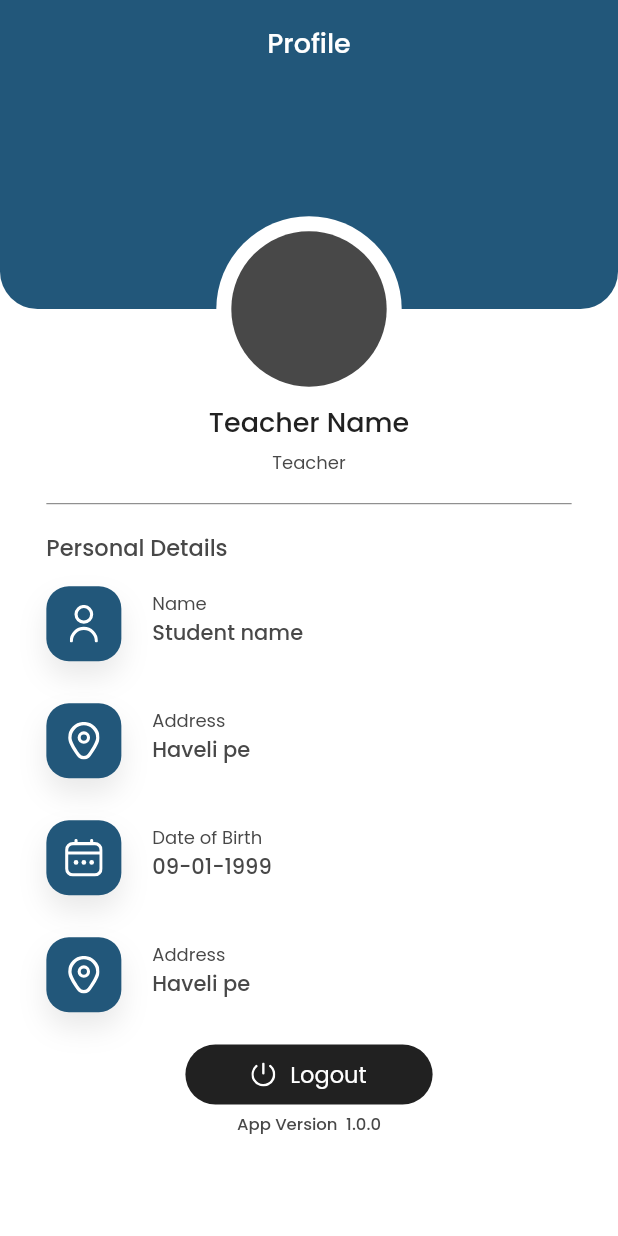
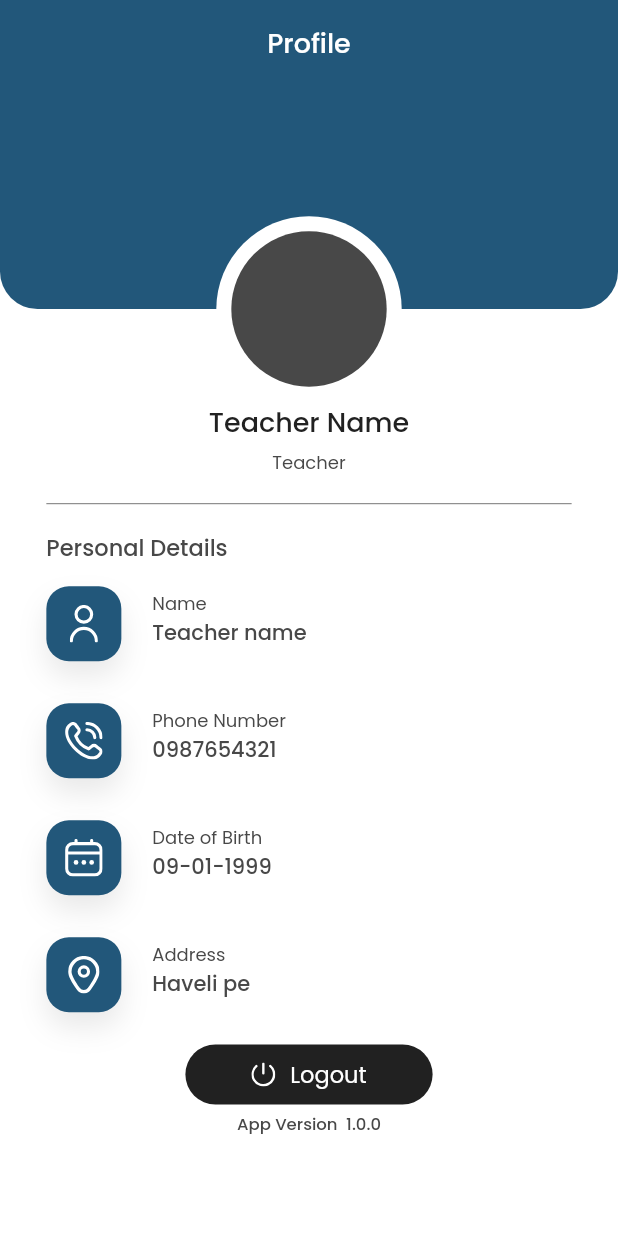
Before and after one commit to devalenya1/KAYAN_TEACHER_APP, a Flutter app: the ProfileContainer screen opened directly, on a phone screen of 412 x 824 dp. Run offline on Flutter 3.47's test engine with Material 2 defaults, Android fonts, the phone set to English and light mode, and no system bars; our stand-ins replace dotted_border, flutter_bloc, flutter_svg, google_fonts, lottie.

Commit message:
changed phone number icon

```diff
--- a/lib/ui/screens/home/widgets/profileContainer.dart
+++ b/lib/ui/screens/home/widgets/profileContainer.dart
@@ -199,13 +199,13 @@ class _ProfileContainerState extends State<ProfileContainer> {
                   ),
                   _buildProfileDetailsTile(
                       label: UiUtils.getTranslatedLabel(context, nameKey),
-                      value: "Student name",
+                      value: "Teacher name",
                       iconUrl: UiUtils.getImagePath("user_pro_icon.svg")),
                   _buildProfileDetailsTile(
-                      label: UiUtils.getTranslatedLabel(context, addressKey),
-                      value: "Haveli pe",
-                      iconUrl:
-                          UiUtils.getImagePath("user_pro_address_icon.svg")),
+                      label:
+                          UiUtils.getTranslatedLabel(context, phoneNumberKey),
+                      value: "0987654321",
+                      iconUrl: UiUtils.getImagePath("phone-call.svg")),
                   _buildProfileDetailsTile(
                       label:
                           UiUtils.getTranslatedLabel(context, dateOfBirthKey),
```
